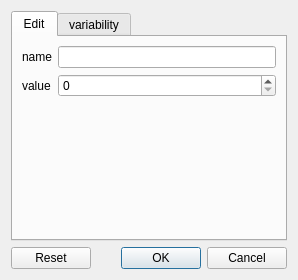
This is widget/genedialog.ui in dridk/estel as Qt 5 draws it before an edit. The edited form follows.
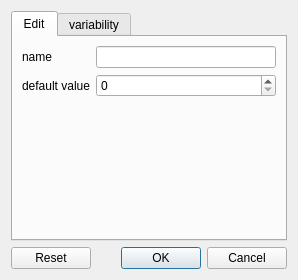
This is the edited form. The open tabs and pages were chosen to show the change.

Commit message: Fix #19 and enhance Ui response in LifeEditor

The edit to the form file:
```diff
--- a/widget/genedialog.ui
+++ b/widget/genedialog.ui
@@ -40,7 +40,7 @@
        <item row="1" column="0">
         <widget class="QLabel" name="label_4">
          <property name="text">
-          <string>value</string>
+          <string>default value</string>
          </property>
         </widget>
        </item>
```
The commit also changes 3 other files.
